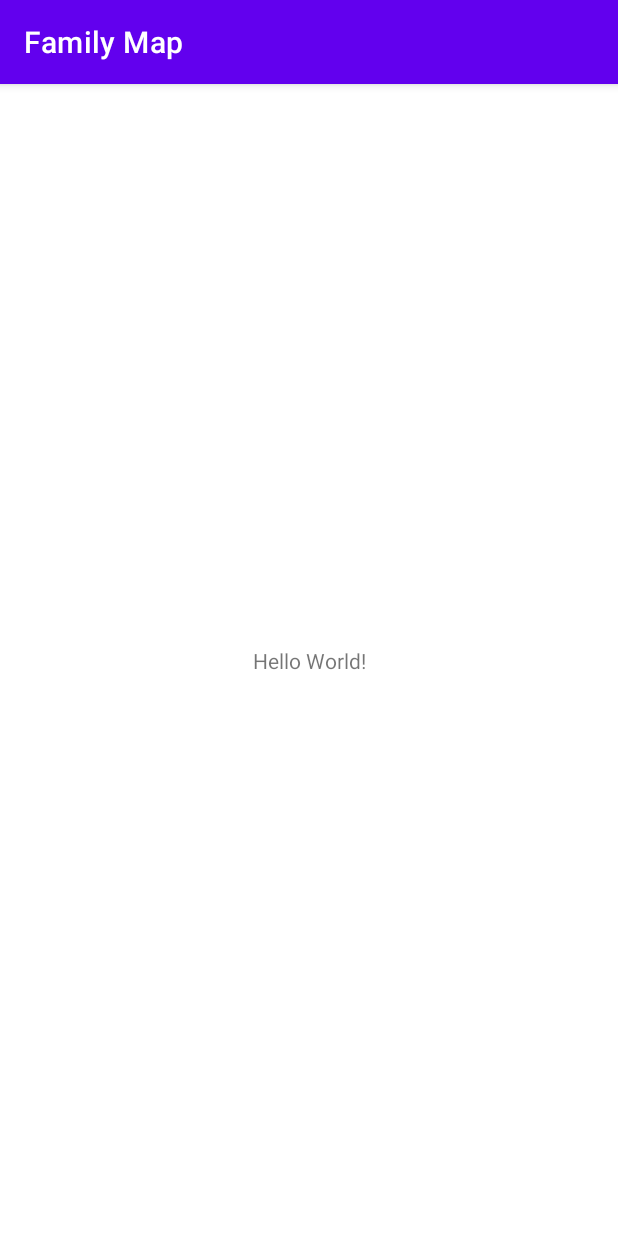
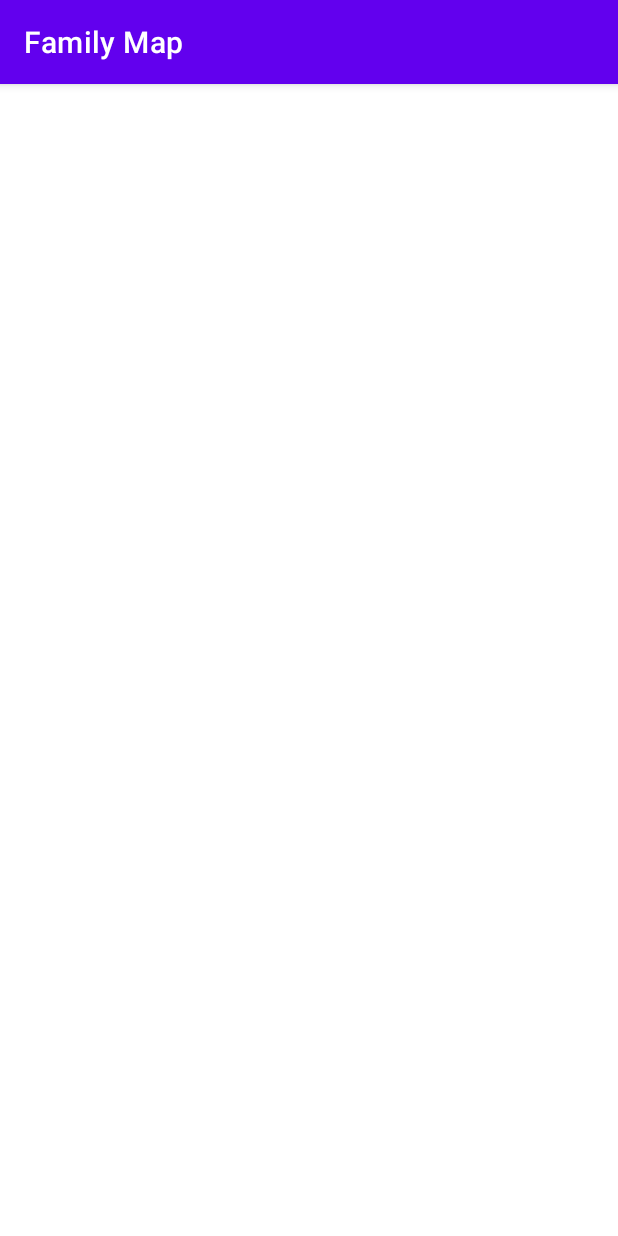
Before and after one commit to brighamandersen/cs240, an Android app: the screen it shows after launch (MainActivity), on a phone screen of 412 x 824 dp. Run offline under Robolectric (Android 15) with nearby library versions, the phone set to English and light mode, and no system bars.

Commit message:
Fixed main activity xml

```diff
--- a/FamilyMapClient/app/src/main/java/edu/byu/cs240/familymapclient/ui/LoginFragment.java
+++ b/FamilyMapClient/app/src/main/java/edu/byu/cs240/familymapclient/ui/LoginFragment.java
@@ -11,11 +11,11 @@ import android.view.ViewGroup;
 import edu.byu.cs240.familymapclient.R;
 
 /**
- * A simple {@link Fragment} subclass.
- * Use the {@link LoginFragment#newInstance} factory method to
- * create an instance of this fragment.
+ * Implements the login/register screens.
  */
 public class LoginFragment extends Fragment {
+    // Calls LoginTask to perform login/register and data retrieval
+    // Notifies MainActivity when login succeeds or fails
 
     // TODO: Rename parameter arguments, choose names that match
     // the fragment initialization parameters, e.g. ARG_ITEM_NUMBER
--- a/FamilyMapClient/app/src/main/java/edu/byu/cs240/familymapclient/ui/MainActivity.java
+++ b/FamilyMapClient/app/src/main/java/edu/byu/cs240/familymapclient/ui/MainActivity.java
@@ -1,6 +1,7 @@
 package edu.byu.cs240.familymapclient.ui;
 
 import androidx.appcompat.app.AppCompatActivity;
+import androidx.fragment.app.FragmentActivity;
 
 import android.os.Bundle;
 
--- a/FamilyMapClient/app/src/main/res/layout/activity_main.xml
+++ b/FamilyMapClient/app/src/main/res/layout/activity_main.xml
@@ -1,26 +1,6 @@
 <?xml version="1.0" encoding="utf-8"?>
-<androidx.constraintlayout.widget.ConstraintLayout xmlns:android="http://schemas.android.com/apk/res/android"
-    xmlns:app="http://schemas.android.com/apk/res-auto"
+<FrameLayout xmlns:android="http://schemas.android.com/apk/res/android"
     xmlns:tools="http://schemas.android.com/tools"
     android:layout_width="match_parent"
     android:layout_height="match_parent"
-    tools:context="edu.byu.cs240.familymapclient.ui.MainActivity">
-
-    <TextView
-        android:layout_width="wrap_content"
-        android:layout_height="wrap_content"
-        android:text="Hello World!"
-        app:layout_constraintBottom_toBottomOf="parent"
-        app:layout_constraintLeft_toLeftOf="parent"
-        app:layout_constraintRight_toRightOf="parent"
-        app:layout_constraintTop_toTopOf="parent" />
-
-
-</androidx.constraintlayout.widget.ConstraintLayout>
-
-<!--FIXME - Not sure where to put this map fragment code-->
-<!--<androidx.fragment.app.FragmentContainerView-->
-<!--        xmlns:android="http://schemas.android.com/apk/res/android"-->
-<!--        android:id="@+id/fragment_container_view"-->
-<!--        android:layout_width="match_parent"-->
-<!--        android:layout_height="match_parent" />-->
+    tools:context="edu.byu.cs240.familymapclient.ui.MainActivity" />
--- a/FamilyMapClient/app/src/main/res/values/strings.xml
+++ b/FamilyMapClient/app/src/main/res/values/strings.xml
@@ -1,6 +1,5 @@
 <resources>
     <string name="app_name">Family Map</string>
-    <string name="title_activity_settings">SettingsActivity</string>
     <!-- TODO: Remove or change this placeholder text -->
     <string name="login_fragment_placeholder">Hello from login fragment</string>
     <!-- TODO: Remove or change this placeholder text -->
```
Also changed, not shown: FamilyMapClient/app/src/main/AndroidManifest.xml (+1 -7 lines), FamilyMapClient/app/src/main/java/edu/byu/cs240/familymapclient/ui/LoginFragmentOrig.java (deleted, +0 -10 lines), FamilyMapClient/app/src/main/java/edu/byu/cs240/familymapclient/ui/SettingsActivity.java (+2 -21 lines), FamilyMapClient/app/src/main/res/layout/activity_settings.xml (+7 -7 lines).
